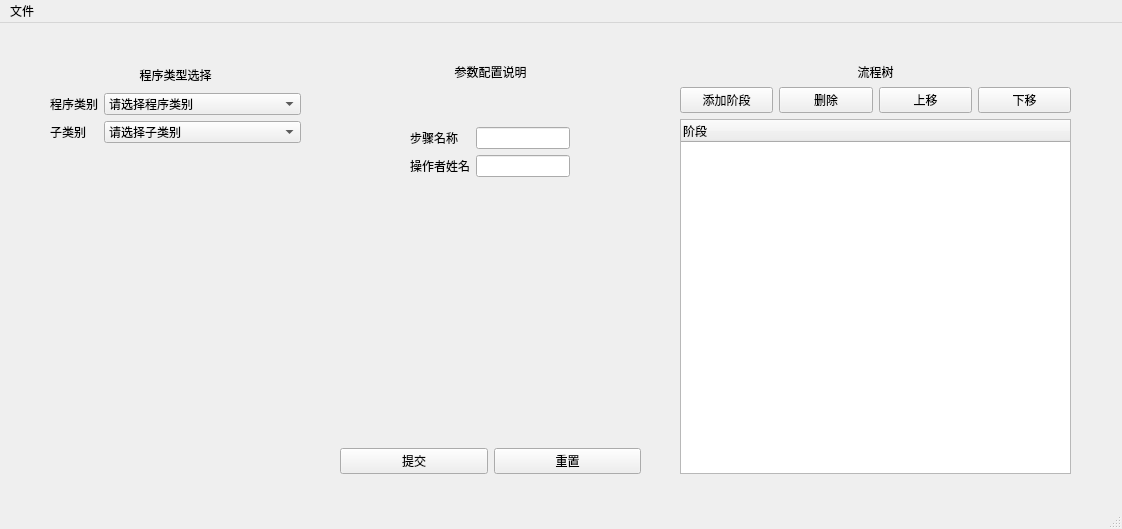
First picture: the form in mainwindow.ui, repository woodfsg/QT_ConfigUI, before the edit.
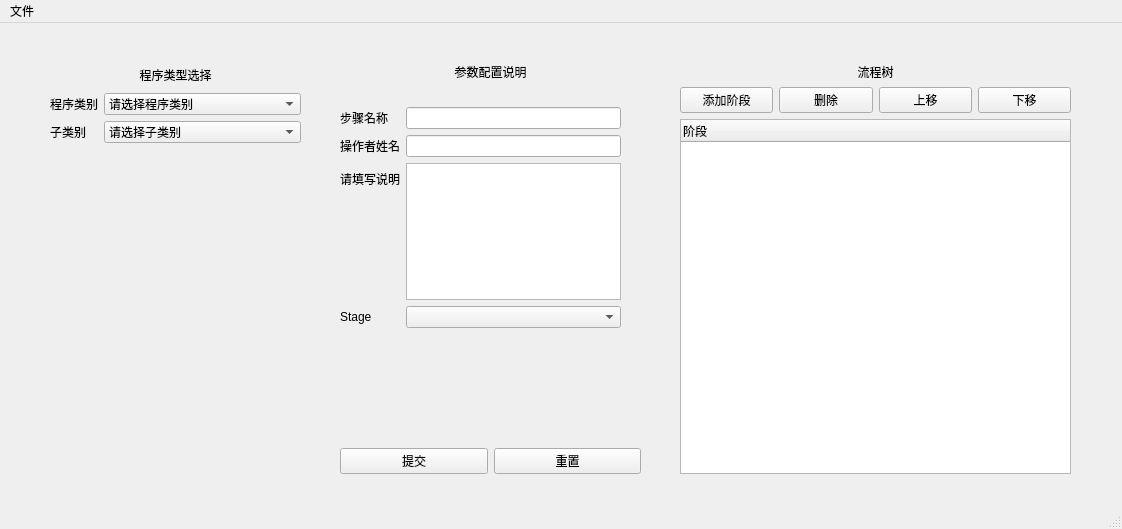
Second picture: the form after the edit. The open tabs and pages were chosen to show the change. Custom widgets are drawn as their Qt base class.

Patch:
```diff
--- a/mainwindow.ui
+++ b/mainwindow.ui
@@ -181,10 +181,10 @@
         <widget class="QWidget" name="formLayoutWidget">
          <property name="geometry">
           <rect>
-           <x>70</x>
-           <y>40</y>
-           <width>160</width>
-           <height>150</height>
+           <x>0</x>
+           <y>20</y>
+           <width>281</width>
+           <height>221</height>
           </rect>
          </property>
          <layout class="QFormLayout" name="formLayout_2">
@@ -195,6 +195,13 @@
             </property>
            </widget>
           </item>
+          <item row="0" column="1">
+           <widget class="QLineEdit" name="operatorInfoStepNameLineEdit">
+            <property name="text">
+             <string/>
+            </property>
+           </widget>
+          </item>
           <item row="1" column="0">
            <widget class="QLabel" name="label_6">
             <property name="text">
@@ -202,13 +209,6 @@
             </property>
            </widget>
           </item>
-          <item row="0" column="1">
-           <widget class="QLineEdit" name="inputStepNameLineEdit">
-            <property name="text">
-             <string/>
-            </property>
-           </widget>
-          </item>
           <item row="1" column="1">
            <widget class="QLineEdit" name="inputOperatorNameLineEdit">
             <property name="text">
@@ -216,6 +216,26 @@
             </property>
            </widget>
           </item>
+          <item row="2" column="0">
+           <widget class="QLabel" name="label_10">
+            <property name="text">
+             <string>请填写说明</string>
+            </property>
+           </widget>
+          </item>
+          <item row="2" column="1">
+           <widget class="QTextEdit" name="operatorInfoDescriptionTextEdit"/>
+          </item>
+          <item row="3" column="0">
+           <widget class="QLabel" name="label_11">
+            <property name="text">
+             <string>Stage</string>
+            </property>
+           </widget>
+          </item>
+          <item row="3" column="1">
+           <widget class="MultiSelectComboBox" name="operatorInfoStageComboBox"/>
+          </item>
          </layout>
         </widget>
        </widget>
@@ -300,6 +320,13 @@
    </property>
   </action>
  </widget>
+ <customwidgets>
+  <customwidget>
+   <class>MultiSelectComboBox</class>
+   <extends>QComboBox</extends>
+   <header>multiselectcombobox.h</header>
+  </customwidget>
+ </customwidgets>
  <resources/>
  <connections/>
 </ui>
```
Left out of the diff: 10 changed lines with no effect on the pictures.
